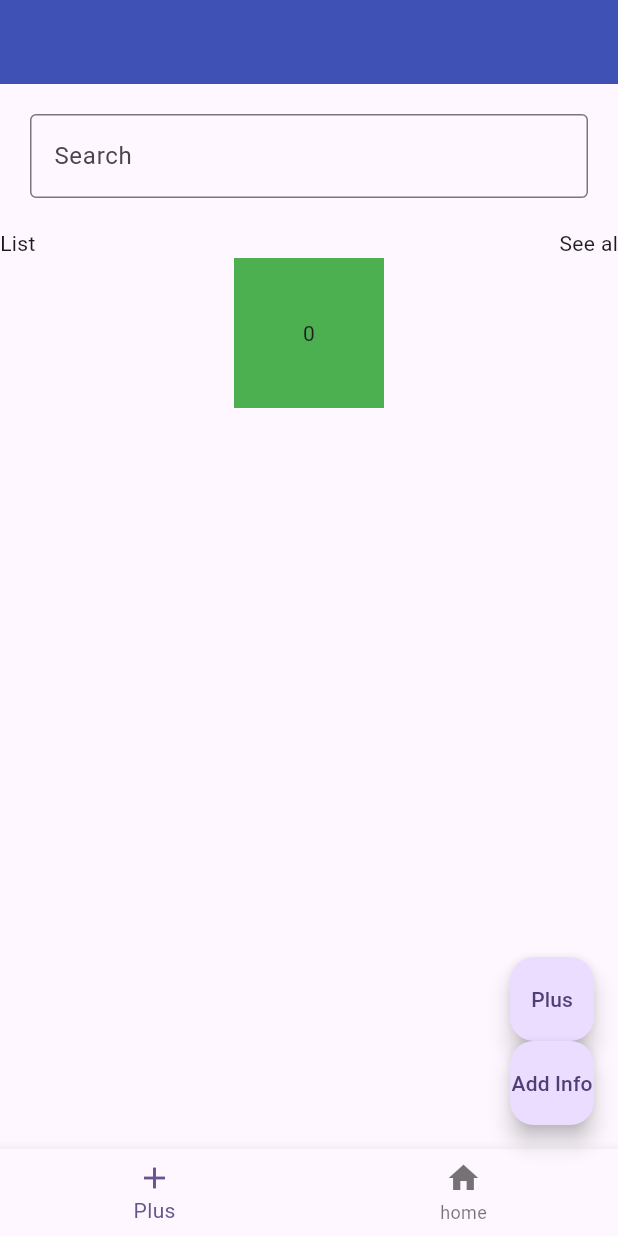
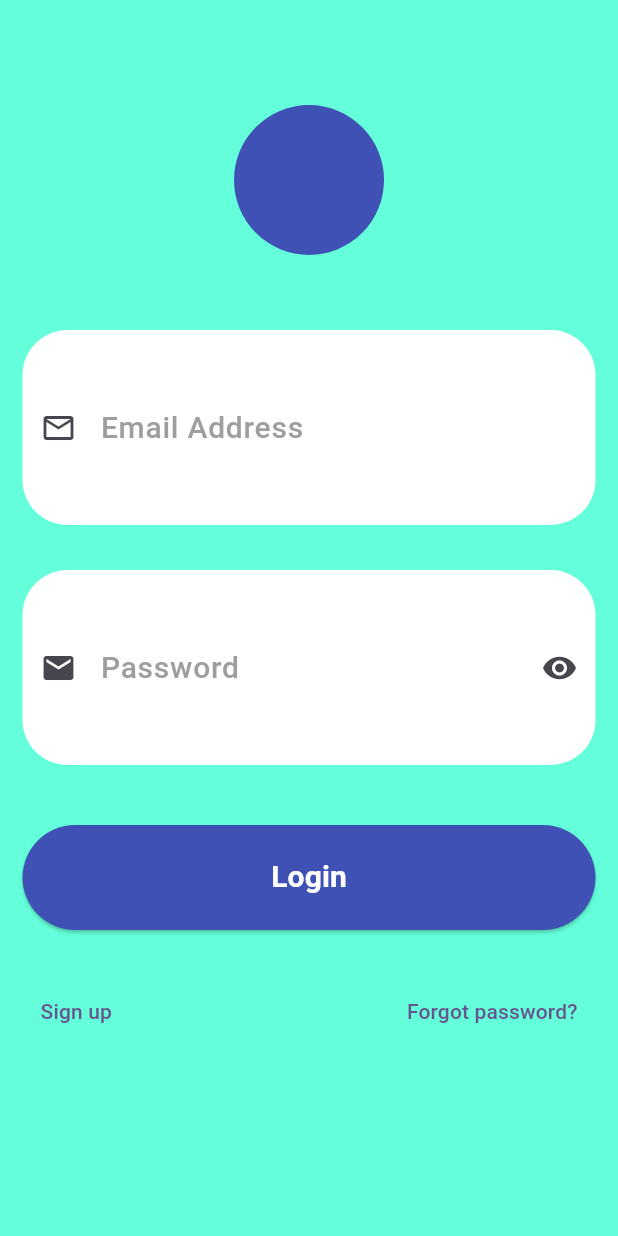
Before and after one commit to Inf1nityLab/vladimir_lessons, a Flutter app: the screen it shows after launch, on a phone screen of 412 x 824 dp. Run offline on Flutter 3.47's test engine with Material 3 defaults, Android fonts, the phone set to English and light mode, and no system bars.

Commit message:
Lesson03

```diff
--- /dev/null
+++ b/lib/lesson02/constants/colors.dart
@@ -0,0 +1,7 @@
+
+
+import 'package:flutter/material.dart';
+
+const Color backgroundColor = Colors.tealAccent;
+const Color indigo = Colors.indigo;
+const Color white = Colors.white;
--- /dev/null
+++ b/lib/lesson02/screens/login_screen.dart
@@ -0,0 +1,82 @@
+import 'package:flutter/material.dart';
+import 'package:vladimir_timur_lessons/lesson02/constants/colors.dart';
+import 'package:vladimir_timur_lessons/lesson02/screens/main_screen.dart';
+import 'package:vladimir_timur_lessons/lesson02/service/navigation.dart';
+import 'package:vladimir_timur_lessons/lesson02/widgets/elevated_button_widget.dart';
+import 'package:vladimir_timur_lessons/lesson02/widgets/icon_button_widget.dart';
+import 'package:vladimir_timur_lessons/lesson02/widgets/text_button_widget.dart';
+import 'package:vladimir_timur_lessons/lesson02/widgets/text_field_widget.dart';
+
+class LoginScreen extends StatefulWidget {
+  const LoginScreen({super.key});
+
+  @override
+  State<LoginScreen> createState() => _LoginScreenState();
+}
+
+class _LoginScreenState extends State<LoginScreen> {
+  bool showPass = true;
+
+  void showPassword() {
+    setState(() {
+      showPass = !showPass;
+    });
+  }
+
+  @override
+  Widget build(BuildContext context) {
+    return Scaffold(
+      backgroundColor: backgroundColor,
+      body: Padding(
+        padding: const EdgeInsets.only(left: 15, right: 15, top: 70),
+        child: Column(
+          children: [
+            const CircleAvatar(radius: 50, backgroundColor: indigo),
+            const SizedBox(
+              height: 50,
+            ),
+            const TextFieldWidget(
+              text: 'Email Address',
+              iconData: Icons.email_outlined,
+              show: false,
+            ),
+            const SizedBox(
+              height: 30,
+            ),
+            TextFieldWidget(
+              text: 'Password',
+              iconData: Icons.email,
+              show: showPass,
+              widget: IconButtonWidget(
+                iconData: showPass ? Icons.visibility : Icons.visibility_off,
+                onPressed: () {
+                  showPassword();
+                },
+              ),
+            ),
+            const SizedBox(
+              height: 40,
+            ),
+            ElevatedButtonWidget(
+              text: 'Login',
+              onPressed: () {
+                navigation(context, const MainScreen());
+              },
+            ),
+            const SizedBox(
+              height: 30,
+            ),
+            Row(
+              mainAxisAlignment: MainAxisAlignment.spaceBetween,
+              children: [
+                TextButtonWidget(text: "Sign up", onPressed: () {}),
+                TextButtonWidget(text: "Forgot password?", onPressed: () {}),
+              ],
+            ),
+
+          ],
+        ),
+      ),
+    );
+  }
+}
--- /dev/null
+++ b/lib/lesson02/screens/main_screen.dart
@@ -0,0 +1,14 @@
+
+
+import 'package:flutter/material.dart';
+
+class MainScreen extends StatelessWidget {
+  const MainScreen({super.key});
+
+  @override
+  Widget build(BuildContext context) {
+    return  Scaffold(
+      appBar: AppBar(),
+    );
+  }
+}
--- /dev/null
+++ b/lib/lesson02/service/navigation.dart
@@ -0,0 +1,7 @@
+
+
+import 'package:flutter/material.dart';
+
+void navigation(BuildContext context, Widget widget){
+  Navigator.push(context, MaterialPageRoute(builder: (context) => widget));
+}
--- /dev/null
+++ b/lib/lesson02/widgets/elevated_button_widget.dart
@@ -0,0 +1,25 @@
+import 'package:flutter/material.dart';
+import 'package:vladimir_timur_lessons/lesson02/constants/colors.dart';
+
+class ElevatedButtonWidget extends StatelessWidget {
+  final String text;
+  final Function() onPressed;
+  const ElevatedButtonWidget({super.key, required this.text, required this.onPressed});
+
+  @override
+  Widget build(BuildContext context) {
+    return SizedBox(
+      width: double.infinity,
+      height: 70,
+      child: ElevatedButton(
+        onPressed: onPressed,
+        style: ElevatedButton.styleFrom(backgroundColor: indigo),
+        child: Text(
+          text,
+          style: const TextStyle(
+              fontWeight: FontWeight.w700, color: white, fontSize: 20),
+        ),
+      ),
+    );
+  }
+}
--- /dev/null
+++ b/lib/lesson02/widgets/icon_button_widget.dart
@@ -0,0 +1,13 @@
+
+import 'package:flutter/material.dart';
+
+class IconButtonWidget extends StatelessWidget {
+  final IconData iconData;
+  final Function()? onPressed;
+  const IconButtonWidget({super.key, required this.iconData,  this.onPressed});
+
+  @override
+  Widget build(BuildContext context) {
+    return IconButton(onPressed: onPressed, icon: Icon(iconData));
+  }
+}
--- /dev/null
+++ b/lib/lesson02/widgets/text_button_widget.dart
@@ -0,0 +1,14 @@
+
+
+import 'package:flutter/material.dart';
+
+class TextButtonWidget extends StatelessWidget {
+  final String text;
+  final Function() onPressed;
+  const TextButtonWidget({super.key, required this.text, required this.onPressed});
+
+  @override
+  Widget build(BuildContext context) {
+    return  TextButton(onPressed: onPressed, child: Text(text));
+  }
+}
--- /dev/null
+++ b/lib/lesson02/widgets/text_field_widget.dart
@@ -0,0 +1,43 @@
+import 'package:flutter/material.dart';
+import 'package:vladimir_timur_lessons/lesson02/constants/colors.dart';
+
+class TextFieldWidget extends StatelessWidget {
+  final String text;
+  final IconData iconData;
+  final Widget? widget;
+  final bool show;
+
+  const TextFieldWidget({
+    super.key,
+    required this.text,
+    required this.iconData,
+    this.widget,
+    required this.show,
+  });
+
+  @override
+  Widget build(BuildContext context) {
+    return TextField(
+      obscureText: show,
+      style: const TextStyle(
+          fontSize: 20, fontWeight: FontWeight.w700, color: Colors.black),
+      decoration: InputDecoration(
+          filled: true,
+          fillColor: white,
+          border: OutlineInputBorder(
+              borderSide: BorderSide.none,
+              borderRadius: BorderRadius.circular(30)),
+          contentPadding:
+              const EdgeInsets.symmetric(vertical: 50, horizontal: 15),
+          //hintText: 'Email',
+          labelText: text,
+          labelStyle: const TextStyle(
+              fontSize: 20, fontWeight: FontWeight.w500, color: Colors.grey),
+          //helperText: 'Email',
+          prefixIcon: Icon(iconData),
+          suffixIcon: widget
+          //errorText: 'ERROR'
+          ),
+    );
+  }
+}
--- a/lib/main.dart
+++ b/lib/main.dart
@@ -1,4 +1,5 @@
 import 'package:flutter/material.dart';
+import 'package:vladimir_timur_lessons/lesson02/screens/login_screen.dart';
 import 'package:vladimir_timur_lessons/lessons01/lesson01_screen.dart';
 
 
@@ -14,11 +15,12 @@ class MyApp extends StatelessWidget {
   Widget build(BuildContext context) {
     return MaterialApp(
       title: 'Flutter Demo',
+
       theme: ThemeData(
         colorScheme: ColorScheme.fromSeed(seedColor: Colors.deepPurple),
         useMaterial3: true,
       ),
-      home: const Lesson01Screen(),
+      home: const LoginScreen(),
     );
   }
 }
```
Also changed, not shown: lib/lesson02/screens/detail_screen.dart (added), lib/lessons01/utils/colors.dart (line endings or trailing spaces), pubspec.lock.
